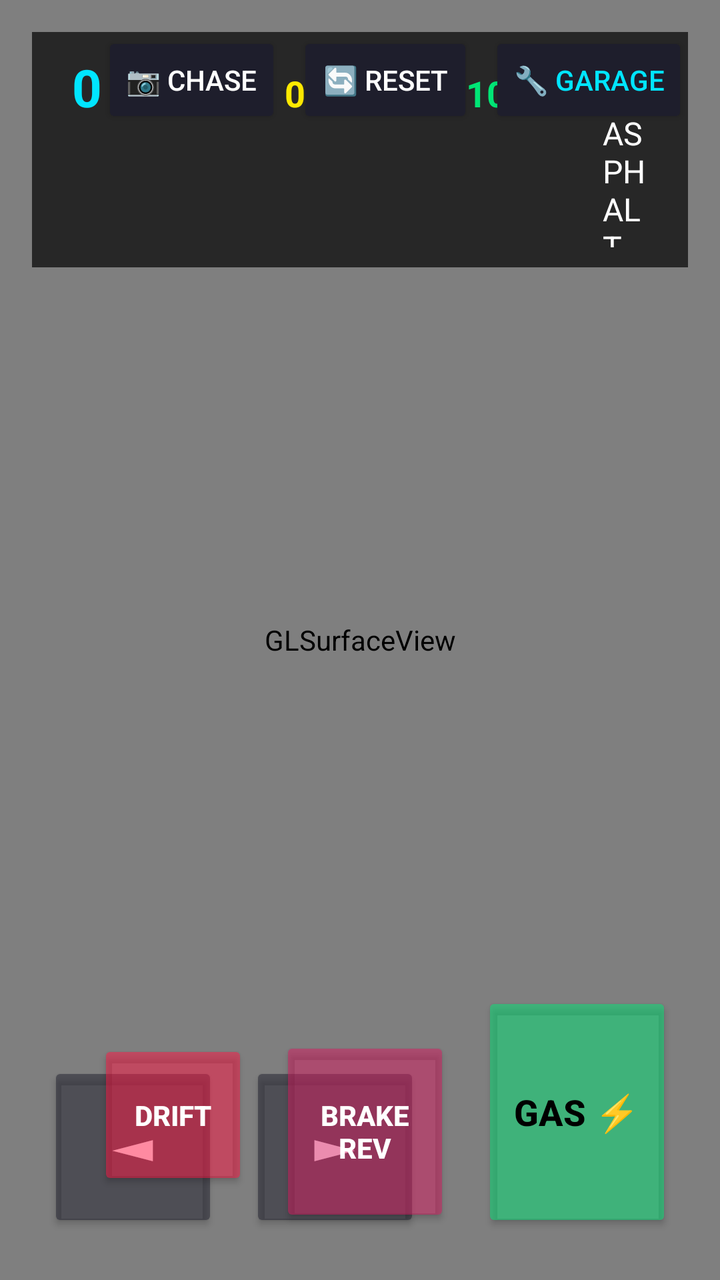
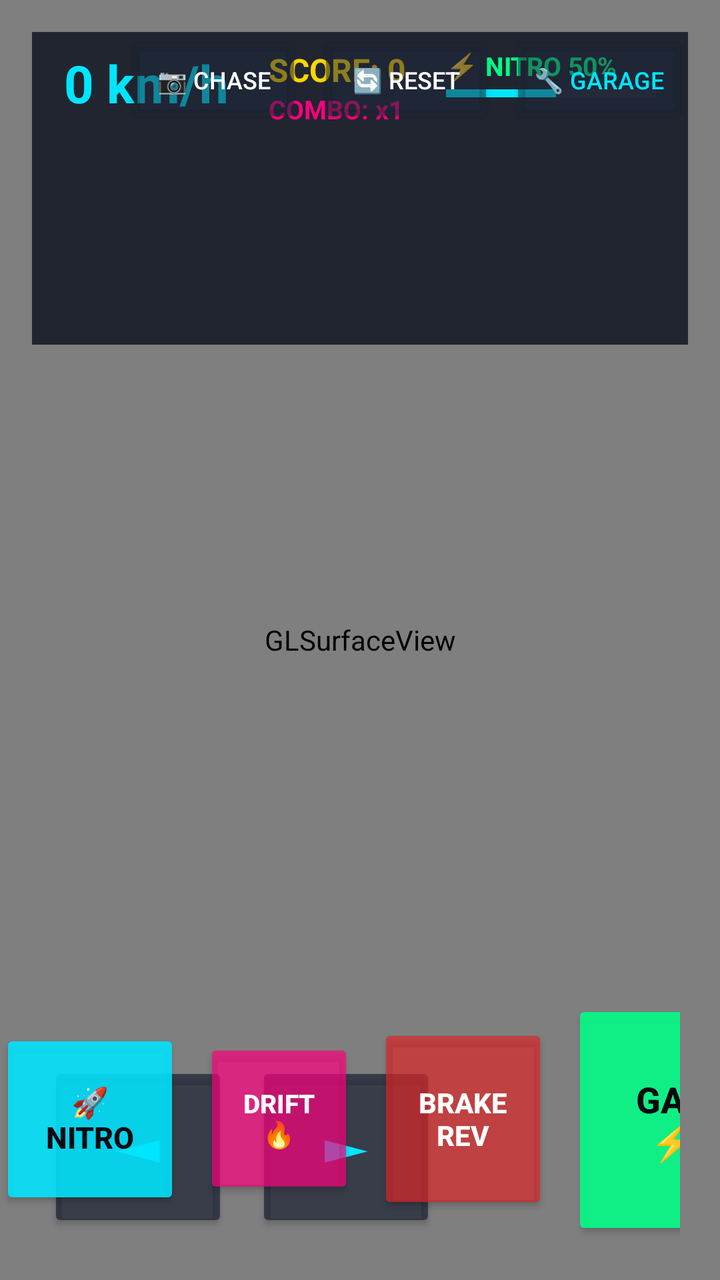

Compare the two renders of this Android layout. The source of the first and the diff that turns it into the second are given below.
<!-- AndroidManifest.xml: application theme Theme.OpenWorld3DRacer -->
<!-- res/layout/activity_drive.xml -->
<?xml version="1.0" encoding="utf-8"?>
<RelativeLayout xmlns:android="http://schemas.android.com/apk/res/android"
    android:layout_width="match_parent"
    android:layout_height="match_parent"
    android:background="@color/black">

    
    <android.opengl.GLSurfaceView
        android:id="@+id/glSurfaceDrive"
        android:layout_width="match_parent"
        android:layout_height="match_parent" />

    
    <LinearLayout
        android:layout_width="wrap_content"
        android:layout_height="wrap_content"
        android:layout_alignParentTop="true"
        android:layout_centerHorizontal="true"
        android:layout_margin="16dp"
        android:background="@color/hud_bg"
        android:orientation="horizontal"
        android:paddingHorizontal="20dp"
        android:paddingVertical="10dp">

        <TextView
            android:id="@+id/tvSpeedometer"
            android:layout_width="wrap_content"
            android:layout_height="wrap_content"
            android:text="0 km/h"
            android:textColor="@color/neon_blue"
            android:textSize="26sp"
            android:textStyle="bold" />

        <TextView
            android:id="@+id/tvPowerKw"
            android:layout_width="wrap_content"
            android:layout_height="wrap_content"
            android:layout_marginStart="24dp"
            android:text="0 kW"
            android:textColor="@color/neon_yellow"
            android:textSize="18sp"
            android:textStyle="bold" />

        <TextView
            android:id="@+id/tvBatterySoc"
            android:layout_width="wrap_content"
            android:layout_height="wrap_content"
            android:layout_marginStart="24dp"
            android:text="🔋 100%"
            android:textColor="@color/neon_green"
            android:textSize="18sp"
            android:textStyle="bold" />

        <TextView
            android:id="@+id/tvSurfaceType"
            android:layout_width="wrap_content"
            android:layout_height="wrap_content"
            android:layout_marginStart="24dp"
            android:text="🛣️ ASPHALT"
            android:textColor="@color/white"
            android:textSize="16sp" />

        <TextView
            android:id="@+id/tvDriftIndicator"
            android:layout_width="wrap_content"
            android:layout_height="wrap_content"
            android:layout_marginStart="20dp"
            android:text="🔥 DRIFT!"
            android:textColor="@color/neon_orange"
            android:textSize="18sp"
            android:textStyle="bold"
            android:visibility="gone" />
    </LinearLayout>

    
    <LinearLayout
        android:layout_width="wrap_content"
        android:layout_height="wrap_content"
        android:layout_alignParentTop="true"
        android:layout_alignParentEnd="true"
        android:layout_margin="16dp"
        android:orientation="horizontal">

        <Button
            android:id="@+id/btnCamSwitch"
            android:layout_width="wrap_content"
            android:layout_height="wrap_content"
            android:backgroundTint="@color/card_bg"
            android:text="📷 CHASE"
            android:textColor="@color/white" />

        <Button
            android:id="@+id/btnResetCar"
            android:layout_width="wrap_content"
            android:layout_height="wrap_content"
            android:layout_marginStart="8dp"
            android:backgroundTint="@color/card_bg"
            android:text="🔄 RESET"
            android:textColor="@color/white" />

        <Button
            android:id="@+id/btnReturnGarage"
            android:layout_width="wrap_content"
            android:layout_height="wrap_content"
            android:layout_marginStart="8dp"
            android:backgroundTint="@color/card_bg"
            android:text="🔧 GARAGE"
            android:textColor="@color/neon_blue" />
    </LinearLayout>

    
    <LinearLayout
        android:layout_width="wrap_content"
        android:layout_height="wrap_content"
        android:layout_alignParentBottom="true"
        android:layout_alignParentStart="true"
        android:layout_marginBottom="24dp"
        android:layout_marginStart="24dp"
        android:orientation="horizontal">

        <Button
            android:id="@+id/btnSteerLeft"
            android:layout_width="85dp"
            android:layout_height="85dp"
            android:backgroundTint="#801E1E2C"
            android:text="◄"
            android:textColor="@color/white"
            android:textSize="32sp" />

        <Button
            android:id="@+id/btnSteerRight"
            android:layout_width="85dp"
            android:layout_height="85dp"
            android:layout_marginStart="16dp"
            android:backgroundTint="#801E1E2C"
            android:text="►"
            android:textColor="@color/white"
            android:textSize="32sp" />
    </LinearLayout>

    
    <LinearLayout
        android:layout_width="wrap_content"
        android:layout_height="wrap_content"
        android:layout_alignParentBottom="true"
        android:layout_alignParentEnd="true"
        android:layout_marginBottom="24dp"
        android:layout_marginEnd="24dp"
        android:orientation="horizontal">

        <Button
            android:id="@+id/btnHandbrake"
            android:layout_width="75dp"
            android:layout_height="75dp"
            android:layout_gravity="bottom"
            android:backgroundTint="#80FF1744"
            android:text="DRIFT"
            android:textColor="@color/white"
            android:textSize="14sp"
            android:textStyle="bold" />

        <Button
            android:id="@+id/btnBrake"
            android:layout_width="85dp"
            android:layout_height="95dp"
            android:layout_gravity="bottom"
            android:layout_marginStart="16dp"
            android:backgroundTint="#80D81B60"
            android:text="BRAKE\nREV"
            android:textColor="@color/white"
            android:textSize="14sp"
            android:textStyle="bold" />

        <Button
            android:id="@+id/btnGas"
            android:layout_width="95dp"
            android:layout_height="120dp"
            android:layout_gravity="bottom"
            android:layout_marginStart="16dp"
            android:backgroundTint="#8000E676"
            android:text="GAS ⚡"
            android:textColor="@color/black"
            android:textSize="18sp"
            android:textStyle="bold" />
    </LinearLayout>
</RelativeLayout>
<!-- resources referenced by this layout -->
<resources>
  <color name="black">#FF000000</color>
  <color name="card_bg">#1E1E2C</color>
  <color name="hud_bg">#B0000000</color>
  <color name="neon_blue">#00E5FF</color>
  <color name="neon_green">#00E676</color>
  <color name="neon_orange">#FF9100</color>
  <color name="neon_yellow">#FFEA00</color>
  <color name="white">#FFFFFFFF</color>
  <style name="Theme.OpenWorld3DRacer" parent="Theme.Material3.DayNight.NoActionBar">
          <item name="colorPrimary">@color/neon_blue</item>
          <item name="colorSecondary">@color/neon_green</item>
          <item name="android:statusBarColor">@color/dark_bg</item>
          <item name="android:windowBackground">@color/dark_bg</item>
      </style>
  <color name="dark_bg">#121212</color>
</resources>

<!-- the commit's change to res/layout/activity_drive.xml (unified diff, before → after) -->
@@ -15,62 +15,110 @@
         android:layout_width="wrap_content"
         android:layout_height="wrap_content"
         android:layout_alignParentTop="true"
-        android:layout_centerHorizontal="true"
+        android:layout_alignParentStart="true"
         android:layout_margin="16dp"
-        android:background="@color/hud_bg"
+        android:background="#CC0A0F1D"
         android:orientation="horizontal"
-        android:paddingHorizontal="20dp"
-        android:paddingVertical="10dp">
-
+        android:paddingHorizontal="16dp"
+        android:paddingVertical="8dp">
+
+        
         <TextView
             android:id="@+id/tvSpeedometer"
             android:layout_width="wrap_content"
             android:layout_height="wrap_content"
             android:text="0 km/h"
-            android:textColor="@color/neon_blue"
+            android:textColor="#00E5FF"
             android:textSize="26sp"
             android:textStyle="bold" />
 
-        <TextView
-            android:id="@+id/tvPowerKw"
-            android:layout_width="wrap_content"
-            android:layout_height="wrap_content"
-            android:layout_marginStart="24dp"
-            android:text="0 kW"
-            android:textColor="@color/neon_yellow"
-            android:textSize="18sp"
-            android:textStyle="bold" />
+        
+        <LinearLayout
+            android:layout_width="wrap_content"
+            android:layout_height="wrap_content"
+            android:layout_marginStart="20dp"
+            android:orientation="vertical">
+
+            <TextView
+                android:id="@+id/tvScore"
+                android:layout_width="wrap_content"
+                android:layout_height="wrap_content"
+                android:text="SCORE: 0"
+                android:textColor="#FFD600"
+                android:textSize="16sp"
+                android:textStyle="bold" />
+
+            <TextView
+                android:id="@+id/tvCombo"
+                android:layout_width="wrap_content"
+                android:layout_height="wrap_content"
+                android:text="COMBO: x1"
+                android:textColor="#FF007F"
+                android:textSize="13sp"
+                android:textStyle="bold" />
+        </LinearLayout>
+
+        
+        <LinearLayout
+            android:layout_width="wrap_content"
+            android:layout_height="wrap_content"
+            android:layout_marginStart="20dp"
+            android:orientation="vertical">
+
+            <TextView
+                android:id="@+id/tvNitroLabel"
+                android:layout_width="wrap_content"
+                android:layout_height="wrap_content"
+                android:text="⚡ NITRO 50%"
+                android:textColor="#00FF88"
+                android:textSize="13sp"
+                android:textStyle="bold" />
+
+            <ProgressBar
+                android:id="@+id/pbNitro"
+                style="?android:attr/progressBarStyleHorizontal"
+                android:layout_width="110dp"
+                android:layout_height="10dp"
+                android:max="100"
+                android:progress="50"
+                android:progressTint="#00E5FF" />
+        </LinearLayout>
 
         <TextView
             android:id="@+id/tvBatterySoc"
             android:layout_width="wrap_content"
             android:layout_height="wrap_content"
-            android:layout_marginStart="24dp"
+            android:layout_marginStart="18dp"
             android:text="🔋 100%"
-            android:textColor="@color/neon_green"
-            android:textSize="18sp"
+            android:textColor="#A7F3D0"
+            android:textSize="14sp"
             android:textStyle="bold" />
 
         <TextView
             android:id="@+id/tvSurfaceType"
             android:layout_width="wrap_content"
             android:layout_height="wrap_content"
-            android:layout_marginStart="24dp"
+            android:layout_marginStart="14dp"
             android:text="🛣️ ASPHALT"
-            android:textColor="@color/white"
-            android:textSize="16sp" />
-
-        <TextView
-            android:id="@+id/tvDriftIndicator"
-            android:layout_width="wrap_content"
-            android:layout_height="wrap_content"
-            android:layout_marginStart="20dp"
-            android:text="🔥 DRIFT!"
-            android:textColor="@color/neon_orange"
-            android:textSize="18sp"
-            android:textStyle="bold"
-            android:visibility="gone" />
-    </LinearLayout>
+            android:textColor="#94A3B8"
+            android:textSize="13sp" />
+    </LinearLayout>
+
+    
+    <TextView
+        android:id="@+id/tvStuntBanner"
+        android:layout_width="wrap_content"
+        android:layout_height="wrap_content"
+        android:layout_centerHorizontal="true"
+        android:layout_marginTop="75dp"
+        android:background="#DDFF1744"
+        android:paddingHorizontal="24dp"
+        android:paddingVertical="8dp"
+        android:text="🚀 MEGA AIR! 1.5s (+450 PTS)"
+        android:textColor="#FFFFFF"
+        android:textSize="20sp"
+        android:textStyle="bold"
+        android:visibility="gone" />
 
     
     <LinearLayout
@@ -85,27 +133,30 @@
             android:id="@+id/btnCamSwitch"
             android:layout_width="wrap_content"
             android:layout_height="wrap_content"
-            android:backgroundTint="@color/card_bg"
+            android:backgroundTint="#801E293B"
             android:text="📷 CHASE"
-            android:textColor="@color/white" />
+            android:textColor="@color/white"
+            android:textSize="12sp" />
 
         <Button
             android:id="@+id/btnResetCar"
             android:layout_width="wrap_content"
             android:layout_height="wrap_content"
             android:layout_marginStart="8dp"
-            android:backgroundTint="@color/card_bg"
+            android:backgroundTint="#801E293B"
             android:text="🔄 RESET"
-            android:textColor="@color/white" />
+            android:textColor="@color/white"
+            android:textSize="12sp" />
 
         <Button
             android:id="@+id/btnReturnGarage"
             android:layout_width="wrap_content"
             android:layout_height="wrap_content"
             android:layout_marginStart="8dp"
-            android:backgroundTint="@color/card_bg"
+            android:backgroundTint="#801E293B"
             android:text="🔧 GARAGE"
-            android:textColor="@color/neon_blue" />
+            android:textColor="#00E5FF"
+            android:textSize="12sp" />
     </LinearLayout>
 
     
@@ -120,22 +171,22 @@
 
         <Button
             android:id="@+id/btnSteerLeft"
-            android:layout_width="85dp"
+            android:layout_width="90dp"
             android:layout_height="85dp"
-            android:backgroundTint="#801E1E2C"
+            android:backgroundTint="#A00F172A"
             android:text="◄"
-            android:textColor="@color/white"
-            android:textSize="32sp" />
+            android:textColor="#00E5FF"
+            android:textSize="34sp" />
 
         <Button
             android:id="@+id/btnSteerRight"
-            android:layout_width="85dp"
+            android:layout_width="90dp"
             android:layout_height="85dp"
-            android:layout_marginStart="16dp"
-            android:backgroundTint="#801E1E2C"
+            android:layout_marginStart="14dp"
+            android:backgroundTint="#A00F172A"
             android:text="►"
-            android:textColor="@color/white"
-            android:textSize="32sp" />
+            android:textColor="#00E5FF"
+            android:textSize="34sp" />
     </LinearLayout>
 
     
@@ -144,42 +195,55 @@
         android:layout_height="wrap_content"
         android:layout_alignParentBottom="true"
         android:layout_alignParentEnd="true"
-        android:layout_marginBottom="24dp"
-        android:layout_marginEnd="24dp"
+        android:layout_marginBottom="20dp"
+        android:layout_marginEnd="20dp"
+        android:gravity="bottom"
         android:orientation="horizontal">
 
+        
+        <Button
+            android:id="@+id/btnNitro"
+            android:layout_width="90dp"
+            android:layout_height="90dp"
+            android:layout_marginEnd="12dp"
+            android:backgroundTint="#E000E5FF"
+            android:text="🚀\nNITRO"
+            android:textColor="#070A10"
+            android:textSize="15sp"
+            android:textStyle="bold" />
+
+        
         <Button
             android:id="@+id/btnHandbrake"
             android:layout_width="75dp"
-            android:layout_height="75dp"
-            android:layout_gravity="bottom"
-            android:backgroundTint="#80FF1744"
-            android:text="DRIFT"
-            android:textColor="@color/white"
-            android:textSize="14sp"
-            android:textStyle="bold" />
-
+            android:layout_height="80dp"
+            android:layout_marginEnd="12dp"
+            android:backgroundTint="#B0FF007F"
+            android:text="DRIFT\n🔥"
+            android:textColor="@color/white"
+            android:textSize="13sp"
+            android:textStyle="bold" />
+
+        
         <Button
             android:id="@+id/btnBrake"
             android:layout_width="85dp"
             android:layout_height="95dp"
-            android:layout_gravity="bottom"
-            android:layout_marginStart="16dp"
-            android:backgroundTint="#80D81B60"
+            android:layout_marginEnd="12dp"
+            android:backgroundTint="#B0DC2626"
             android:text="BRAKE\nREV"
             android:textColor="@color/white"
             android:textSize="14sp"
             android:textStyle="bold" />
 
+        
         <Button
             android:id="@+id/btnGas"
-            android:layout_width="95dp"
+            android:layout_width="100dp"
             android:layout_height="120dp"
-            android:layout_gravity="bottom"
-            android:layout_marginStart="16dp"
-            android:backgroundTint="#8000E676"
-            android:text="GAS ⚡"
-            android:textColor="@color/black"
+            android:backgroundTint="#E000FF88"
+            android:text="GAS\n⚡"
+            android:textColor="#070A10"
             android:textSize="18sp"
             android:textStyle="bold" />
     </LinearLayout>
<!-- resource entries referenced after the edit -->
@@ -1,12 +1,6 @@
 <!-- resources referenced by this layout -->
 <resources>
   <color name="black">#FF000000</color>
-  <color name="card_bg">#1E1E2C</color>
-  <color name="hud_bg">#B0000000</color>
-  <color name="neon_blue">#00E5FF</color>
-  <color name="neon_green">#00E676</color>
-  <color name="neon_orange">#FF9100</color>
-  <color name="neon_yellow">#FFEA00</color>
   <color name="white">#FFFFFFFF</color>
   <style name="Theme.OpenWorld3DRacer" parent="Theme.Material3.DayNight.NoActionBar">
           <item name="colorPrimary">@color/neon_blue</item>
@@ -14,6 +8,8 @@
           <item name="android:statusBarColor">@color/dark_bg</item>
           <item name="android:windowBackground">@color/dark_bg</item>
       </style>
+  <color name="neon_blue">#00E5FF</color>
+  <color name="neon_green">#00E676</color>
   <color name="dark_bg">#121212</color>
 </resources>
 
